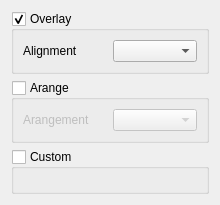
First picture: the form in ui/playlistItemOverlay.ui, repository IENT/YUView, before the edit.
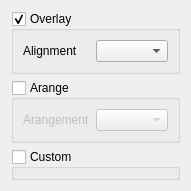
Second picture: the form after the edit.

Commit message: Overlay updated with much more functionality. Saving/loading still missing.

What changed in the file:
```diff
--- a/ui/playlistItemOverlay.ui
+++ b/ui/playlistItemOverlay.ui
@@ -6,14 +6,14 @@
    <rect>
     <x>0</x>
     <y>0</y>
-    <width>220</width>
-    <height>205</height>
+    <width>126</width>
+    <height>116</height>
    </rect>
   </property>
   <property name="windowTitle">
    <string>Form</string>
   </property>
-  <layout class="QVBoxLayout" name="verticalLayout" stretch="0,0,1">
+  <layout class="QVBoxLayout" name="verticalLayout" stretch="0,0,0">
    <item>
     <widget class="QGroupBox" name="overlayGroupBox">
      <property name="title">
```
The commit also changes 4 other files.
